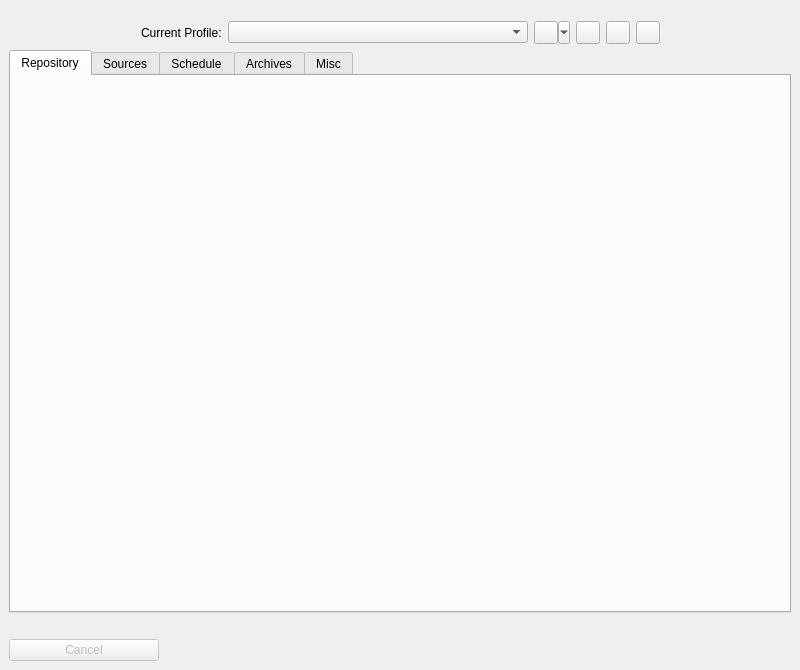
Qt form src/vorta/assets/UI/mainwindow.ui (borgbase/vorta) before a commit.
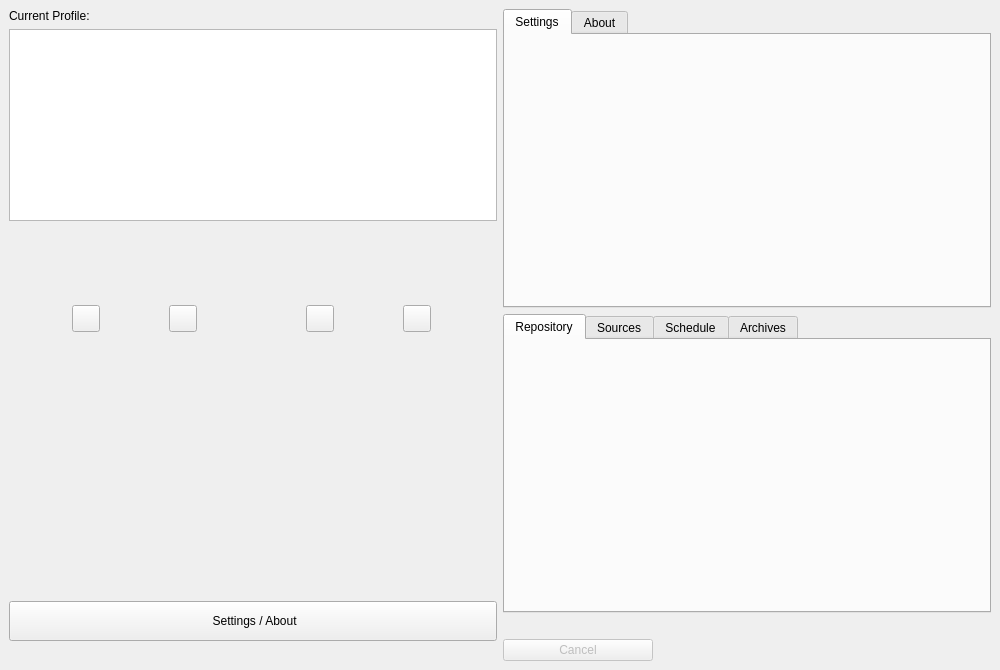
The same form after that commit.

Commit message: Profile sidebar and new setting interface. By @bigtedde (#1809)

What changed in the file:
```diff
--- a/src/vorta/assets/UI/mainwindow.ui
+++ b/src/vorta/assets/UI/mainwindow.ui
@@ -12,7 +12,7 @@
   </property>
   <property name="minimumSize">
    <size>
-    <width>800</width>
+    <width>1000</width>
     <height>600</height>
    </size>
   </property>
@@ -23,28 +23,9 @@
    <double>1.000000000000000</double>
   </property>
   <widget class="QWidget" name="centralwidget">
-   <layout class="QVBoxLayout" name="verticalLayout">
-    <item>
      <layout class="QHBoxLayout" name="horizontalLayout">
-      <property name="topMargin">
-       <number>12</number>
-      </property>
-      <property name="bottomMargin">
-       <number>0</number>
-      </property>
       <item>
-       <spacer name="horizontalSpacer">
-        <property name="orientation">
-         <enum>Qt::Horizontal</enum>
-        </property>
-        <property name="sizeHint" stdset="0">
-         <size>
-          <width>40</width>
-          <height>20</height>
-         </size>
-        </property>
-       </spacer>
-      </item>
+     <layout class="QVBoxLayout" name="verticalLayoutSidebar">
       <item>
        <widget class="QLabel" name="label">
         <property name="text">
@@ -53,34 +34,65 @@
        </widget>
       </item>
       <item>
-       <widget class="QComboBox" name="profileSelector">
-        <property name="minimumSize">
+       <widget class="QListWidget" name="profileSelector">
+        <property name="fixedSize">
          <size>
-          <width>300</width>
-          <height>0</height>
+          <width>200</width>
+          <height>400</height>
          </size>
         </property>
-        <property name="sizeAdjustPolicy">
-         <enum>QComboBox::AdjustToContents</enum>
+        <property name="verticalScrollBarPolicy">
+         <enum>Qt::ScrollBarAsNeeded</enum>
         </property>
        </widget>
       </item>
+      <item>
+        <layout class="QHBoxLayout" name="horizontalLayout">
       <item>
        <widget class="QToolButton" name="profileAddButton">
-        <property name="toolTip">
-         <string>Add a new profile (Dropdown: Import from file)</string>
+            <property name="text">
+             <string/>
         </property>
         <property name="iconSize">
          <size>
-          <width>16</width>
-          <height>16</height>
+              <width>20</width>
+              <height>20</height>
          </size>
         </property>
         <property name="popupMode">
-         <enum>QToolButton::MenuButtonPopup</enum>
+             <enum>QToolButton::InstantPopup</enum>
         </property>
        </widget>
       </item>
+          <item>
+           <widget class="QToolButton" name="profileDeleteButton">
+            <property name="toolTip">
+             <string>Delete current profile</string>
+            </property>
+            <property name="iconSize">
+             <size>
+              <width>20</width>
+              <height>20</height>
+             </size>
+            </property>
+            <property name="text">
+             <string/>
+            </property>
+           </widget>
+          </item>
+          <item>
+           <spacer name="verticalSpacer">
+            <property name="orientation">
+             <enum>Qt::Vertical</enum>
+            </property>
+            <property name="sizeHint" stdset="0">
+             <size>
+              <width>40</width>
+              <height>40</height>
+             </size>
+            </property>
+           </spacer>
+          </item>
       <item>
        <widget class="QToolButton" name="profileRenameButton">
         <property name="toolTip">
@@ -88,8 +100,8 @@
         </property>
         <property name="iconSize">
          <size>
-          <width>16</width>
-          <height>16</height>
+              <width>20</width>
+              <height>20</height>
          </size>
         </property>
        </widget>
@@ -99,35 +111,105 @@
         <property name="toolTip">
          <string>Export current profile</string>
         </property>
+            <property name="iconSize">
+             <size>
+              <width>20</width>
+              <height>20</height>
+             </size>
+            </property>
         <property name="text">
          <string/>
         </property>
        </widget>
       </item>
+        </layout>
+      </item>
       <item>
-       <widget class="QToolButton" name="profileDeleteButton">
-        <property name="toolTip">
-         <string>Delete current profile</string>
+       <spacer name="verticalSpacer">
+        <property name="orientation">
+         <enum>Qt::Vertical</enum>
         </property>
+        <property name="sizeHint" stdset="0">
+         <size>
+          <width>20</width>
+          <height>40</height>
+         </size>
+        </property>
+       </spacer>
+      </item>
+      <item>
+       <widget class="QPushButton" name="miscButton">
         <property name="text">
-         <string/>
+         <string> Settings / About</string>
         </property>
+        <property name="minimumSize">
+         <size>
+          <width>150</width>
+          <height>40</height>
+         </size>
+        </property>
+        <property name="focusPolicy">
+            <enum>Qt::NoFocus</enum>
+        </property>
+        <property name="styleSheet">
+         <string notr="true">QPushButton:focus { border: none; outline: none; }</string>
+        </property>
+        <property name="flat">
+         <bool>false</bool>
+        </property>
        </widget>
       </item>
       <item>
-       <spacer name="horizontalSpacer_2">
+       <spacer name="bottomSpacer">
         <property name="orientation">
-         <enum>Qt::Horizontal</enum>
+         <enum>Qt::Vertical</enum>
         </property>
+        <property name="sizeType">
+         <enum>QSizePolicy::Fixed</enum>
+        </property>
         <property name="sizeHint" stdset="0">
          <size>
-          <width>40</width>
+          <width>20</width>
           <height>20</height>
          </size>
         </property>
        </spacer>
       </item>
      </layout>
+    </item>
+    <item>
+      <layout class="QVBoxLayout" name="verticalLayoutSidebar">
+        <item>
+         <widget class="QTabWidget" name="miscWidget">
+          <property name="sizePolicy">
+           <sizepolicy hsizetype="Expanding" vsizetype="MinimumExpanding">
+            <horstretch>0</horstretch>
+            <verstretch>0</verstretch>
+           </sizepolicy>
+          </property>
+          <property name="documentMode">
+           <bool>false</bool>
+          </property>
+          <property name="tabsClosable">
+           <bool>false</bool>
+          </property>
+          <widget class="QWidget" name="SettingsTabSlot">
+           <property name="sizePolicy">
+            <sizepolicy hsizetype="Expanding" vsizetype="Expanding">
+             <horstretch>0</horstretch>
+             <verstretch>0</verstretch>
+            </sizepolicy>
+           </property>
+           <attribute name="title">
+            <string>Settings</string>
+           </attribute>
+          </widget>
+          <widget class="QWidget" name="AboutTabSlot">
+           <attribute name="title">
+            <string>About</string>
+           </attribute>
+          </widget>
+         </widget>
     </item>
     <item>
      <widget class="QTabWidget" name="tabWidget">
@@ -169,11 +251,6 @@
         <string>Archives</string>
        </attribute>
       </widget>
-      <widget class="QWidget" name="miscTabSlot">
-       <attribute name="title">
-        <string>Misc</string>
-       </attribute>
-      </widget>
      </widget>
     </item>
     <item>
@@ -228,6 +305,8 @@
          <bool>true</bool>
         </property>
        </widget>
+          </item>
+         </layout>
       </item>
      </layout>
     </item>
```
Lines whose indentation alone changed are shown as unchanged. The commit also changes 12 other files.
